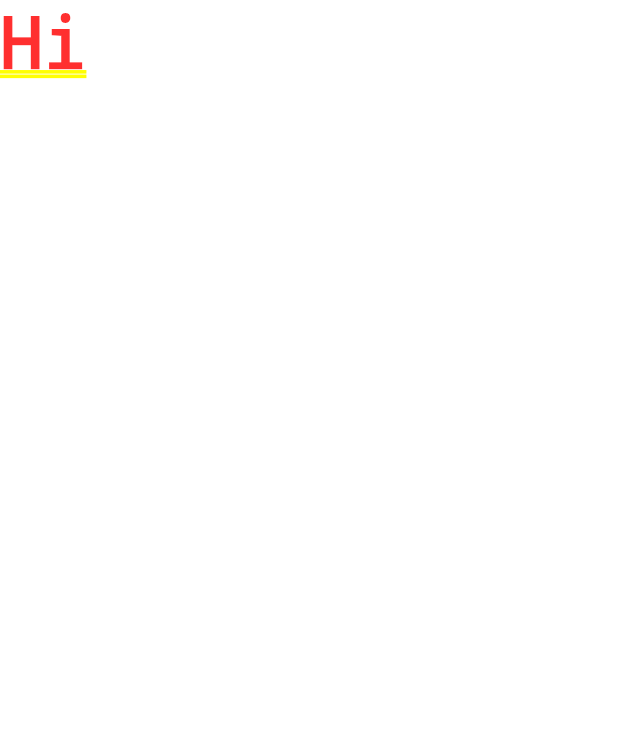
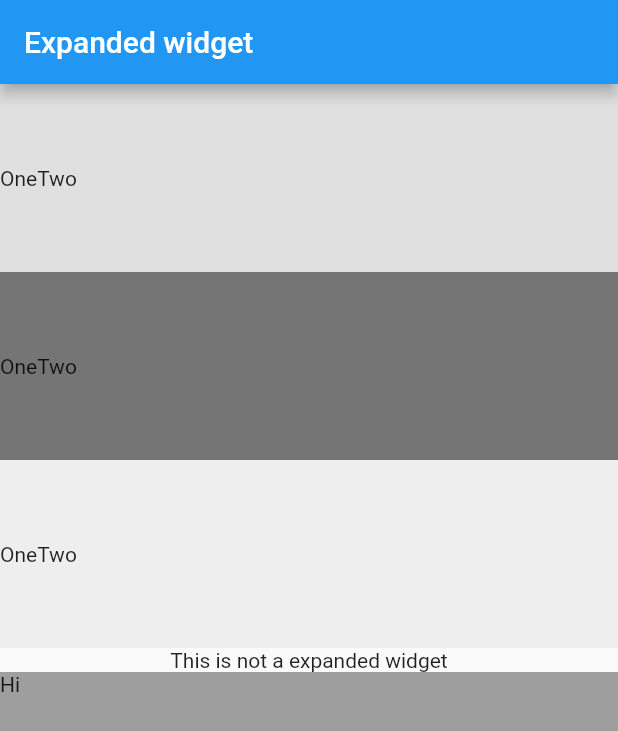
Before and after one commit to yashodgayashan/flutter-tutorial, a Flutter app: the screen it shows after launch, on a phone screen of 412 x 824 dp. Shown: the top 731 px of the screen. Run offline on Flutter 3.47's test engine with Material 2 defaults, Android fonts, the phone set to English and light mode, and no system bars.

Commit message:
Add expanded widget inside column

```diff
--- a/lib/screens/expanded_screen.dart
+++ b/lib/screens/expanded_screen.dart
@@ -3,8 +3,60 @@ import 'package:flutter/material.dart';
 class ExpandedScreen extends StatelessWidget {
   @override
   Widget build(BuildContext context) {
-    return Container(
-      child: Text("Hi"),
+    double width = MediaQuery.of(context).size.width;
+    return Scaffold(
+      appBar: AppBar(
+        title: Text("Expanded widget"),
+      ),
+      body: Column(
+        children: <Widget>[
+          Expanded(
+            flex: 1,
+            child: Container(
+              color: Colors.grey[300],
+              child: Row(
+                children: <Widget>[
+                  Text("One"),
+                  Text("Two"),
+                ],
+              ),
+            ),
+          ),
+          Expanded(
+            flex: 1,
+            child: Container(
+              color: Colors.grey[600],
+              child: Row(
+                children: <Widget>[
+                  Text("One"),
+                  Text("Two"),
+                ],
+              ),
+            ),
+          ),
+          Expanded(
+            flex: 1,
+            child: Container(
+              color: Colors.grey[200],
+              child: Row(
+                children: <Widget>[
+                  Text("One"),
+                  Text("Two"),
+                ],
+              ),
+            ),
+          ),
+          Text("This is not a expanded widget"),
+          Expanded(
+            flex: 3,
+            child: Container(
+              width: width,
+              child: Text("Hi"),
+              color: Colors.grey,
+            ),
+          ),
+        ],
+      ),
     );
   }
 }
```
